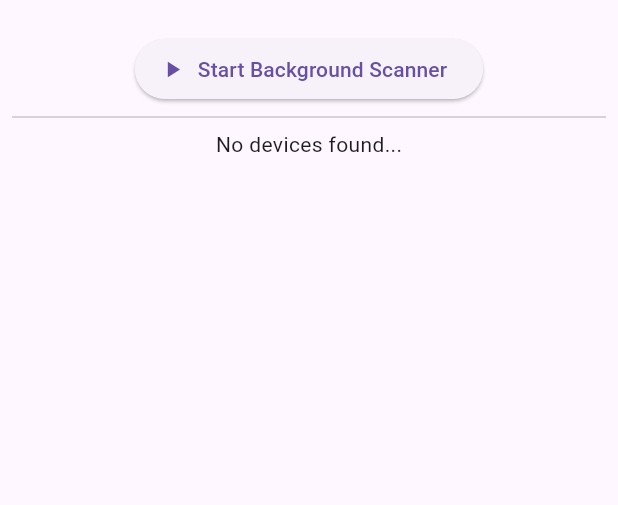
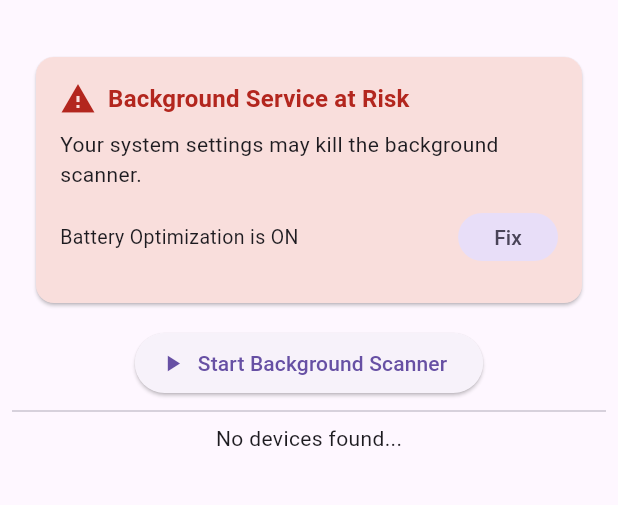
Before and after one commit to CreatorJohn/ble_test, a Flutter app: the DiscoveryScreen screen opened by its route, on a phone screen of 412 x 824 dp, the part 63-568 px from its top. Run offline on Flutter 3.47's test engine with Material 3 defaults, Android fonts, the phone set to English and light mode, and no system bars; our stand-ins replace device_info_plus, flutter_blue_plus, flutter_local_notifications, flutter_riverpod, go_router, isar_community and 2 more; missing offline and left inert: ble_peripheral, disable_battery_optimization, flutter_background_service, flutter_background_service_android; accounts and stored records are empty; generated files the repository leaves out were written again.

Commit message:
feat: display SystemHealthCard on Discovery screen when restrictions detected

```diff
--- /dev/null
+++ b/lib/components/system_health_card.dart
@@ -0,0 +1,101 @@
+import 'package:ble_test/providers/system_health.dart';
+import 'package:disable_battery_optimization/disable_battery_optimization.dart';
+import 'package:flutter/material.dart';
+import 'package:flutter_riverpod/flutter_riverpod.dart';
+import 'package:permission_handler/permission_handler.dart';
+
+class SystemHealthCard extends ConsumerWidget {
+  const SystemHealthCard({super.key});
+
+  @override
+  Widget build(BuildContext context, WidgetRef ref) {
+    final health = ref.watch(systemHealthProvider);
+
+    if (health.isChecking || health.isOptimal) return const SizedBox.shrink();
+
+    return Card(
+      color: Theme.of(context).colorScheme.errorContainer,
+      margin: const EdgeInsets.all(16),
+      child: Padding(
+        padding: const EdgeInsets.all(16),
+        child: Column(
+          crossAxisAlignment: CrossAxisAlignment.start,
+          children: [
+            Row(
+              children: [
+                Icon(Icons.warning, color: Theme.of(context).colorScheme.error),
+                const SizedBox(width: 8),
+                Text(
+                  "Background Service at Risk",
+                  style: Theme.of(context).textTheme.titleMedium?.copyWith(
+                    fontWeight: FontWeight.bold,
+                    color: Theme.of(context).colorScheme.error,
+                  ),
+                ),
+              ],
+            ),
+            const SizedBox(height: 8),
+            const Text("Your system settings may kill the background scanner."),
+            const SizedBox(height: 12),
+            if (health.isBatteryOptimized)
+              _ActionItem(
+                label: "Battery Optimization is ON",
+                buttonLabel: "Fix",
+                onPressed: () async {
+                  await DisableBatteryOptimization.showDisableBatteryOptimizationSettings();
+                  ref.read(systemHealthProvider.notifier).checkHealth();
+                },
+              ),
+            if (!health.hasLocationAlways)
+              _ActionItem(
+                label: "Always-On Location Missing",
+                buttonLabel: "Grant",
+                onPressed: () async {
+                  await Permission.locationAlways.request();
+                  ref.read(systemHealthProvider.notifier).checkHealth();
+                },
+              ),
+            if (health.isXiaomi)
+              _ActionItem(
+                label: "Xiaomi/Poco: Enable Autostart",
+                buttonLabel: "Settings",
+                onPressed: () async {
+                  await DisableBatteryOptimization.showEnableAutoStartSettings(
+                    "Enable Autostart",
+                    "Please find this app and enable Autostart."
+                  );
+                  ref.read(systemHealthProvider.notifier).checkHealth();
+                },
+              ),
+          ],
+        ),
+      ),
+    );
+  }
+}
+
+class _ActionItem extends StatelessWidget {
+  final String label;
+  final String buttonLabel;
+  final VoidCallback onPressed;
+
+  const _ActionItem({required this.label, required this.buttonLabel, required this.onPressed});
+
+  @override
+  Widget build(BuildContext context) {
+    return Padding(
+      padding: const EdgeInsets.only(bottom: 8.0),
+      child: Row(
+        mainAxisAlignment: MainAxisAlignment.spaceBetween,
+        children: [
+          Expanded(child: Text(label, style: const TextStyle(fontSize: 13))),
+          FilledButton.tonal(
+            onPressed: onPressed,
+            style: FilledButton.styleFrom(visualDensity: VisualDensity.compact),
+            child: Text(buttonLabel),
+          ),
+        ],
+      ),
+    );
+  }
+}
--- a/lib/screens/discovery.dart
+++ b/lib/screens/discovery.dart
@@ -1,5 +1,6 @@
 import 'package:ble_test/background_service.dart';
 import 'package:ble_test/components/scaffold_wrapper.dart';
+import 'package:ble_test/components/system_health_card.dart';
 import 'package:ble_test/data/found_device.dart';
 import 'package:ble_test/data/isar_service.dart';
 import 'package:ble_test/router.dart';
@@ -17,6 +18,7 @@ class DiscoveryScreen extends StatelessWidget {
       padding: const EdgeInsets.all(8.0),
       body: Column(
         children: [
+          const SystemHealthCard(),
           ElevatedButton.icon(
             onPressed: () async {
               await initializeBackgroundService();
```
